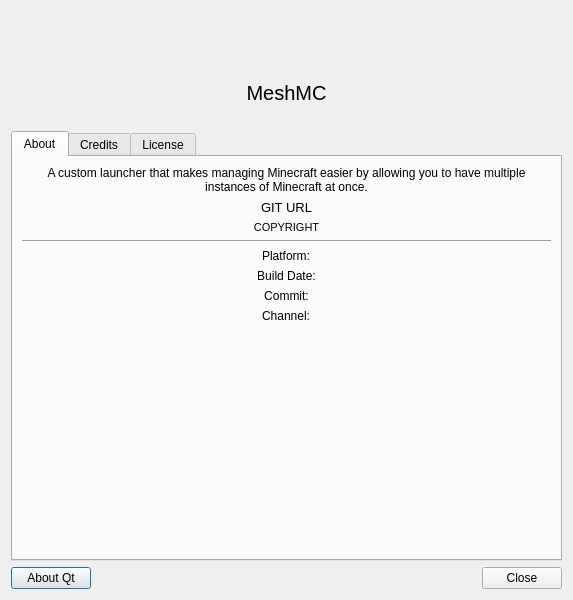
The window that meshmc/launcher/ui/dialogs/AboutDialog.ui (YongDo-Hyun/Project-Tick-New) describes before a commit, drawn with Qt 5.
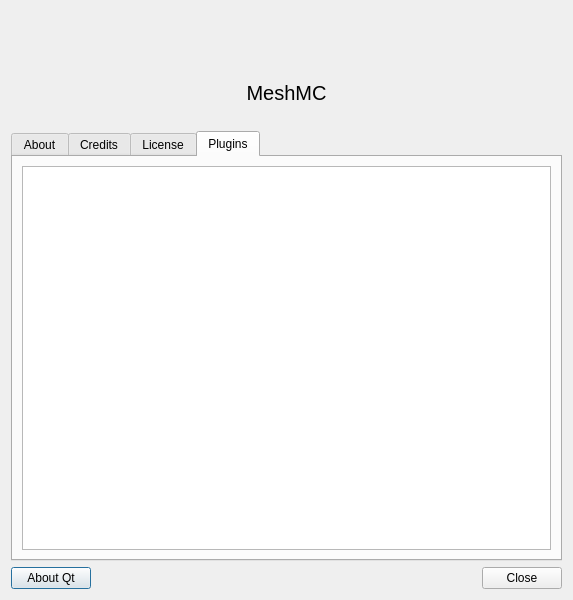
The same window after the commit. The open tabs and pages were chosen to show the change.

Commit message: NOISSUE Add code link support to plugin metadata and enhance AboutDialog with plugins information

The edit to the form file:
```diff
--- a/meshmc/launcher/ui/dialogs/AboutDialog.ui
+++ b/meshmc/launcher/ui/dialogs/AboutDialog.ui
@@ -285,6 +285,20 @@
        </item>
       </layout>
      </widget>
+     <widget class="QWidget" name="pluginsTab">
+      <attribute name="title">
+       <string>Plugins</string>
+      </attribute>
+      <layout class="QVBoxLayout" name="verticalLayout_4">
+       <item>
+        <widget class="QTextBrowser" name="pluginsText">
+         <property name="openExternalLinks">
+          <bool>true</bool>
+         </property>
+        </widget>
+       </item>
+      </layout>
+     </widget>
     </widget>
    </item>
    <item>
```
Left out of the diff: 1 changed line with no effect on the pictures. The commit also changes 5 other files.
